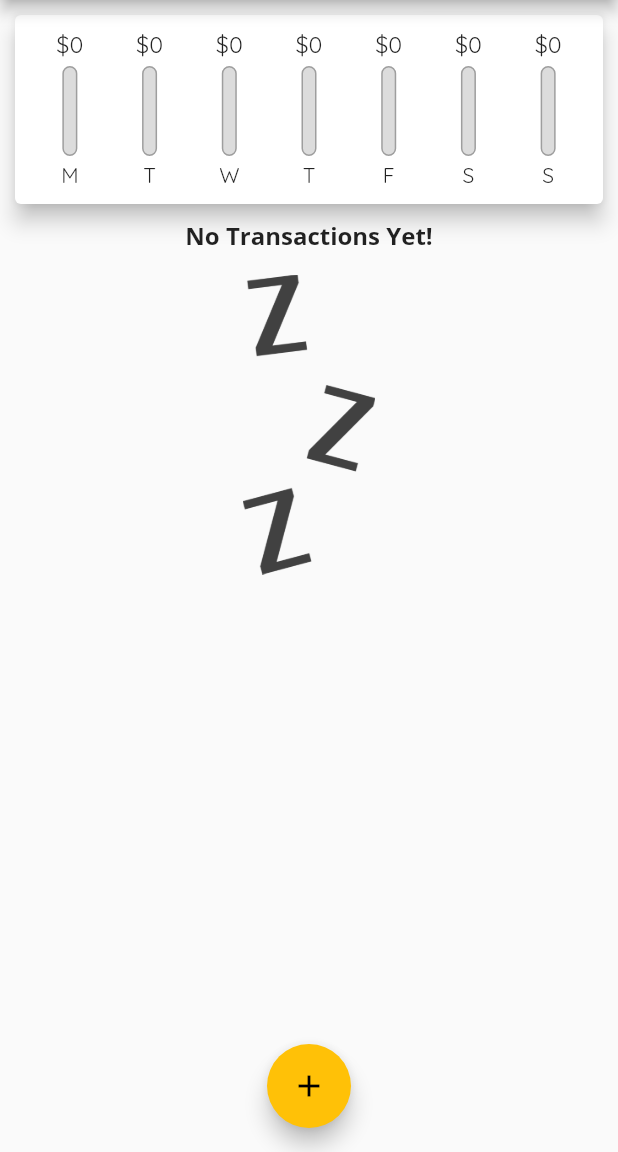
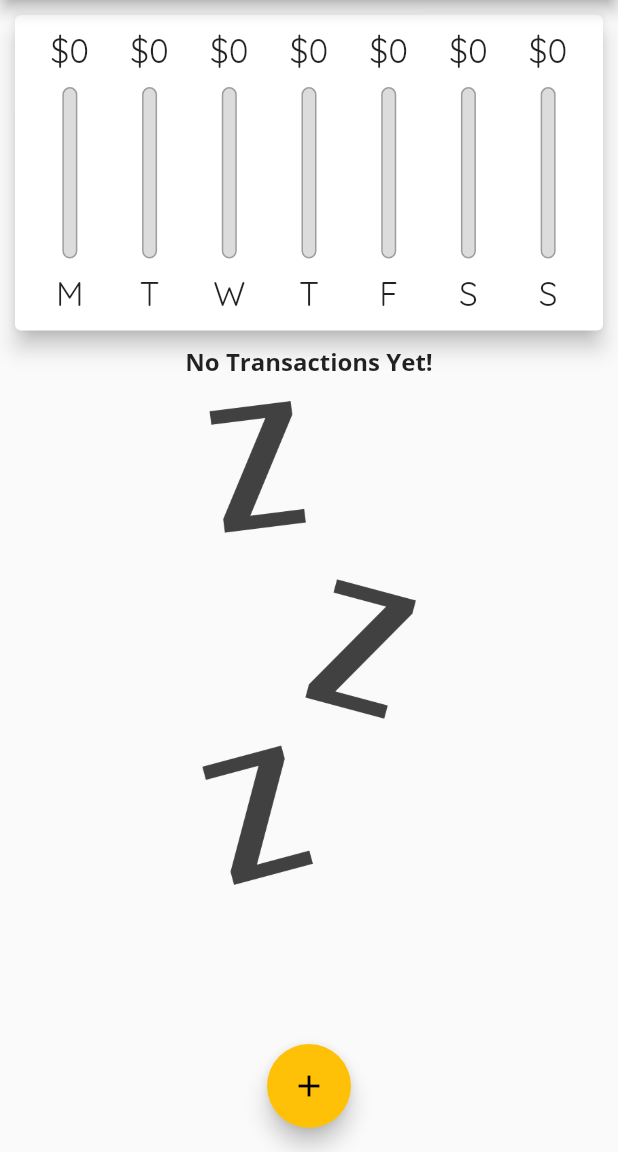
Before and after one commit to learner0408/expense-planner, a Flutter app: the screen it shows after launch, on a phone screen of 412 x 824 dp, the part 84-1236 px from its top. Run offline on Flutter 3.47's test engine with Material 2 defaults, Android fonts, the phone set to English and light mode, and no system bars.

Commit message:
Showing Orienattion Based Content

```diff
--- a/lib/main.dart
+++ b/lib/main.dart
@@ -1,10 +1,14 @@
 import './widgets/new_transaction.dart';
 import './widgets/charts.dart';
 import 'package:flutter/material.dart';
+import 'package:flutter/services.dart';
 import './widgets/transaction_list.dart';
 import './models/transaction.dart';
 
 void main() {
+  // WidgetsFlutterBinding.ensureInitialized();
+  // SystemChrome.setPreferredOrientations(
+  //     [DeviceOrientation.portraitUp, DeviceOrientation.portraitDown]);
   runApp(MyApp());
 }
 
@@ -90,24 +94,60 @@ class _HomePageState extends State<HomePage> {
     });
   }
 
+  bool _showChart = false;
   @override
   Widget build(BuildContext context) {
+    final isLandscape =
+        MediaQuery.of(context).orientation == Orientation.landscape;
+    final appBar = AppBar(
+      title: Text("Expense Planner"),
+      actions: [
+        IconButton(
+            onPressed: () => _openAddNewTarnsaction(context),
+            icon: Icon(Icons.add))
+      ],
+    );
+    final txListWidget = Container(
+        height: (MediaQuery.of(context).size.height -
+                appBar.preferredSize.height -
+                MediaQuery.of(context).padding.top) *
+            0.7,
+        child: TransactionList(_userTransactions, _deleteTransaction));
     return Scaffold(
-      appBar: AppBar(
-        title: Text("Expense Planner"),
-        actions: [
-          IconButton(
-              onPressed: () => _openAddNewTarnsaction(context),
-              icon: Icon(Icons.add))
-        ],
-      ),
+      appBar: appBar,
       body: SingleChildScrollView(
         child: Column(
           //mainAxisAlignment: MainAxisAlignment.start,
           crossAxisAlignment: CrossAxisAlignment.stretch,
           children: <Widget>[
-            Chart(_recentTransactions),
-            TransactionList(_userTransactions, _deleteTransaction),
+            if (isLandscape)
+              Row(mainAxisAlignment: MainAxisAlignment.center, children: [
+                Text("Show Chart"),
+                Switch(
+                    value: _showChart,
+                    onChanged: (val) {
+                      setState(() {
+                        _showChart = val;
+                      });
+                    })
+              ]),
+            if (!isLandscape)
+              Container(
+                  height: (MediaQuery.of(context).size.height -
+                          appBar.preferredSize.height -
+                          MediaQuery.of(context).padding.top) *
+                      0.3,
+                  child: Chart(_recentTransactions)),
+            if (!isLandscape) txListWidget,
+            if (isLandscape)
+              _showChart
+                  ? Container(
+                      height: (MediaQuery.of(context).size.height -
+                              appBar.preferredSize.height -
+                              MediaQuery.of(context).padding.top) *
+                          0.7,
+                      child: Chart(_recentTransactions))
+                  : txListWidget,
           ],
         ),
       ),
--- a/lib/widgets/chart_bar.dart
+++ b/lib/widgets/chart_bar.dart
@@ -10,18 +10,20 @@ class ChartBar extends StatelessWidget {
 
   @override
   Widget build(BuildContext context) {
+    return LayoutBuilder(
+      builder: (ctx, constraints) {
         return Column(
           children: [
             Container(
-          height: 20,
-          child:
-              FittedBox(child: Text("\$${spendingAmount.toStringAsFixed(0)}")),
+              height: constraints.maxHeight * 0.15,
+              child: FittedBox(
+                  child: Text("\$${spendingAmount.toStringAsFixed(0)}")),
             ),
             SizedBox(
-          height: 4,
+              height: constraints.maxHeight * 0.05,
             ),
             Container(
-          height: 60,
+              height: constraints.maxHeight * 0.6,
               width: 10,
               child: Stack(
                 children: [
@@ -45,10 +47,14 @@ class ChartBar extends StatelessWidget {
               ),
             ),
             SizedBox(
-          height: 4,
+              height: constraints.maxHeight * 0.05,
             ),
-        Text(day)
+            Container(
+                height: constraints.maxHeight * 0.15,
+                child: FittedBox(child: Text(day)))
           ],
+        );
+      },
     );
   }
 }
--- a/lib/widgets/new_transaction.dart
+++ b/lib/widgets/new_transaction.dart
@@ -44,10 +44,15 @@ class _NewTransactionState extends State<NewTransaction> {
 
   @override
   Widget build(BuildContext context) {
-    return Card(
+    return SingleChildScrollView(
+      child: Card(
         elevation: 5.0,
         child: Container(
-        padding: EdgeInsets.all(10),
+          padding: EdgeInsets.only(
+              top: 10,
+              left: 10,
+              right: 10,
+              bottom: MediaQuery.of(context).viewInsets.bottom + 10),
           child: Column(
             crossAxisAlignment: CrossAxisAlignment.end,
             children: [
@@ -100,6 +105,7 @@ class _NewTransactionState extends State<NewTransaction> {
             ],
           ),
         ),
+      ),
     );
   }
 }
--- a/lib/widgets/transaction_list.dart
+++ b/lib/widgets/transaction_list.dart
@@ -9,10 +9,9 @@ class TransactionList extends StatelessWidget {
   TransactionList(this.transactions, this.deleteTx);
   @override
   Widget build(BuildContext context) {
-    return Container(
-      height: 450,
-      child: transactions.isEmpty
-          ? Column(
+    return transactions.isEmpty
+        ? LayoutBuilder(builder: ((context, constraints) {
+            return Column(
               children: [
                 Text(
                   "No Transactions Yet!",
@@ -22,13 +21,14 @@ class TransactionList extends StatelessWidget {
                   height: 15,
                 ),
                 Container(
-                    height: 200,
+                    height: constraints.maxHeight * 0.6,
                     child: Image.asset(
                       'assets/images/waiting.png',
                       fit: BoxFit.cover,
                     ))
               ],
-            )
+            );
+          }))
         : ListView.builder(
             itemBuilder: (ctx, index) {
               return Card(
@@ -48,8 +48,8 @@ class TransactionList extends StatelessWidget {
                   ),
                   title: Text("${transactions[index].title}",
                       style: Theme.of(context).textTheme.headline6),
-                    subtitle: Text(
-                        DateFormat.yMMMd().format(transactions[index].date)),
+                  subtitle:
+                      Text(DateFormat.yMMMd().format(transactions[index].date)),
                   trailing: IconButton(
                       onPressed: () => deleteTx(transactions[index].id),
                       icon: Icon(Icons.delete)),
@@ -57,7 +57,6 @@ class TransactionList extends StatelessWidget {
               );
             },
             itemCount: transactions.length,
-            ),
           );
   }
 }
```
Also changed, not shown: 3 other files. Lines whose indentation alone changed are shown as unchanged.
